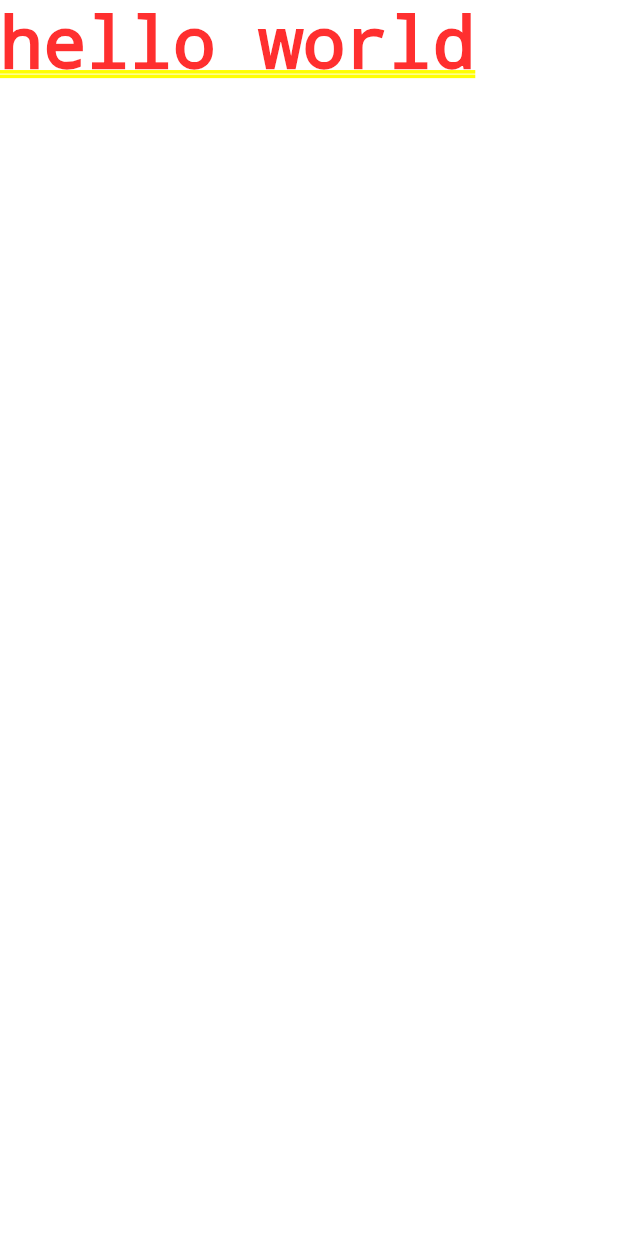
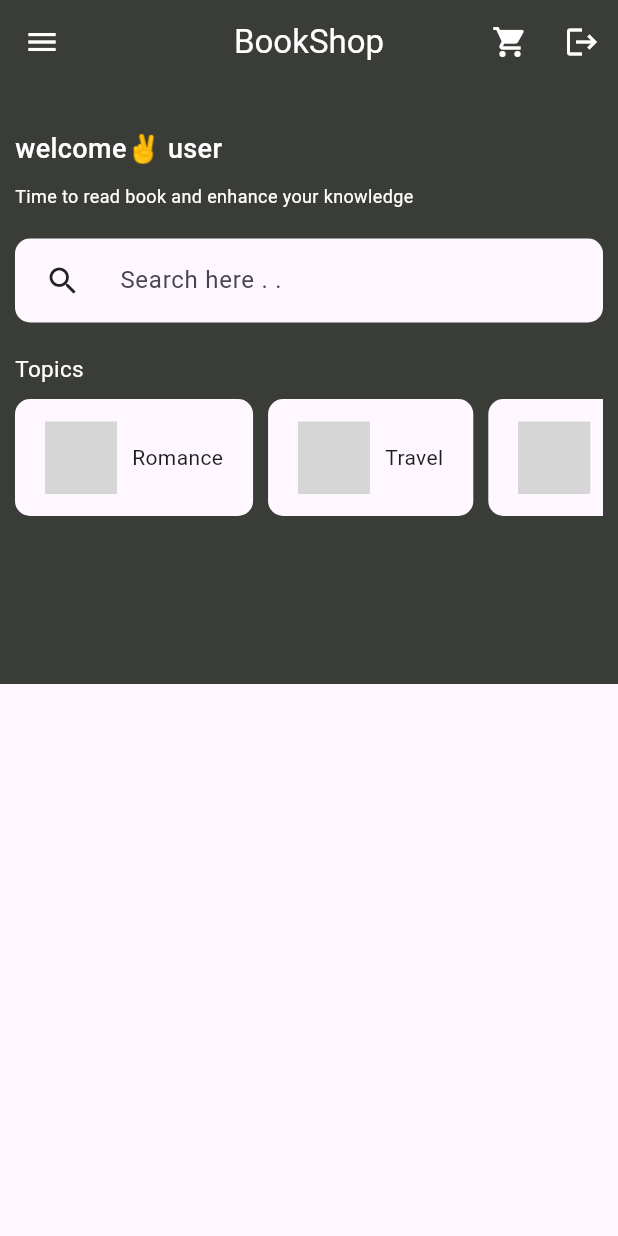
Before and after one commit to belfarz/bookstore, a Flutter app: the screen it shows after launch, on a phone screen of 412 x 824 dp. Run offline on Flutter 3.47's test engine with Material 3 defaults, Android fonts, the phone set to English and light mode, and no system bars; our stand-ins replace flutter_svg; Roboto replaces fonts that are missing (Poppins); grey boxes are pictures that could not be loaded.

Commit message:
started the homepage

```diff
--- /dev/null
+++ b/lib/components/catelog.dart
@@ -0,0 +1,32 @@
+import 'package:flutter/material.dart';
+import 'package:flutter_svg/svg.dart';
+
+class CategoryWidget extends StatelessWidget {
+  final String iconPath;
+  final String btnName;
+  const CategoryWidget(
+      {super.key, required this.iconPath, required this.btnName});
+
+  @override
+  Widget build(BuildContext context) {
+    return Padding(
+      padding: const EdgeInsets.only(right: 10),
+      child: InkWell(
+        onTap: () {},
+        child: Container(
+          padding: const EdgeInsets.symmetric(horizontal: 20, vertical: 15),
+          decoration: BoxDecoration(
+              borderRadius: BorderRadius.circular(10),
+              color: Theme.of(context).colorScheme.background),
+          child: Row(
+            children: [
+              SvgPicture.asset(iconPath),
+              const SizedBox(width: 10),
+              Text(btnName),
+            ],
+          ),
+        ),
+      ),
+    );
+  }
+}
--- a/lib/main.dart
+++ b/lib/main.dart
@@ -1,3 +1,4 @@
+import 'package:bookstore/pages/homepage.dart';
 import 'package:flutter/material.dart';
 
 void main() {
@@ -11,8 +12,8 @@ class MyApp extends StatelessWidget {
   @override
   Widget build(BuildContext context) {
     return MaterialApp(
-
-    home: Text("hello world"),
+       debugShowCheckedModeBanner: false,
+    home: HomePage(),
     );
   }
 }
--- /dev/null
+++ b/lib/model/data.dart
@@ -0,0 +1,18 @@
+var categoryData = [
+  {
+    "icon": "assets/Icons/heart.svg",
+    "lebel": "Romance",
+  },
+  {
+    "icon": "assets/Icons/plane.svg",
+    "lebel": "Travel",
+  },
+  {
+    "icon": "assets/Icons/world.svg",
+    "lebel": "Documentary",
+  },
+  {
+    "icon": "assets/Icons/heart.svg",
+    "lebel": "Love Story",
+  },
+];
--- /dev/null
+++ b/lib/pages/homepage.dart
@@ -0,0 +1,148 @@
+import 'package:bookstore/components/catelog.dart';
+import 'package:bookstore/themes/colors.dart';
+import 'package:flutter/material.dart';
+import 'package:bookstore/model/data.dart';
+
+
+class HomePage extends StatelessWidget {
+  const HomePage({super.key});
+
+
+  @override
+  Widget build(BuildContext context) {
+    return Scaffold(
+        // backgroundColor: Colors.grey[300],
+        appBar: AppBar(
+          backgroundColor: primaryColor,
+          foregroundColor: Colors.white,
+          elevation: 0,
+          leading: const Icon(
+            Icons.menu,
+          ),
+          title: const Text(
+            "BookShop",
+          ),
+          actions: [
+            IconButton(
+                onPressed: () {
+                  Navigator.pushNamed(context, "/cartPage");
+                },
+                icon: const Icon(Icons.shopping_cart)),
+            IconButton(onPressed: () {}, icon: const Icon(Icons.logout))
+          ],
+          centerTitle: true,
+        ),
+        body: SingleChildScrollView(
+          child: Column(
+            children: [
+              Container(
+                padding:
+                    const EdgeInsets.symmetric(vertical: 30, horizontal: 10),
+                height: 400,
+                color: primaryColor,
+                child: Column(
+                  children: [
+                    const Row(
+                      children: [
+                        Text(
+                          "welcome✌️",
+                          style: TextStyle(
+                              fontFamily: "Poppins",
+                              fontSize: 18,
+                              fontWeight: FontWeight.w500,
+                              color: Colors.white),
+                        ),
+                        Text(
+                          " user",
+                          style: TextStyle(
+                              fontFamily: "Poppins",
+                              fontSize: 18,
+                              fontWeight: FontWeight.w500,
+                              color: Colors.white),
+                        )
+                      ],
+                    ),
+                    const SizedBox(
+                      height: 10,
+                    ),
+                    const Row(
+                      children: [
+                        Flexible(
+                          child: Text(
+                            "Time to read book and enhance your knowledge",
+                            style: TextStyle(
+                                fontFamily: "Poppins",
+                                fontSize: 12,
+                                fontWeight: FontWeight.w400,
+                                color: Colors.white),
+                          ),
+                        ),
+                      ],
+                    ),
+                    const SizedBox(
+                      height: 20,
+                    ),
+                    Container(
+                      decoration: BoxDecoration(
+                        borderRadius: BorderRadius.circular(10),
+                        color: Theme.of(context).colorScheme.background,
+                      ),
+                      child: Row(
+                        children: [
+                          SizedBox(width: 20),
+                          InkWell(
+                            onTap: () {
+                              // bookController.getAllBooks();
+                            },
+                            child: Icon(Icons.search),
+                          ),
+                          SizedBox(width: 10),
+                          Expanded(
+                            child: TextFormField(
+                              decoration: const InputDecoration(
+                                hintText: "Search here . .",
+                                border: OutlineInputBorder(
+                                  borderSide: BorderSide.none,
+                                ),
+                              ),
+                            ),
+                          ),
+                        ],
+                      ),
+                    ),
+                    const SizedBox(
+                      height: 20,
+                    ),
+                    const Row(
+                      children: [
+                        Text(
+                          "Topics",
+                          style: TextStyle(
+                              fontFamily: "Poppins",
+                              fontSize: 15,
+                              fontWeight: FontWeight.w400,
+                              color: Colors.white),
+                        ),
+                      ],
+                    ),
+                    const SizedBox(height: 10,),
+                    SingleChildScrollView(
+                            scrollDirection: Axis.horizontal,
+                            child: Row(
+                              children: categoryData
+                                  .map(
+                                    (e) => CategoryWidget(
+                                        iconPath: e["icon"]!,
+                                        btnName: e["lebel"]!),
+                                  )
+                                  .toList(),
+                            ),
+                          )
+                  ],
+                ),
+              )
+            ],
+          ),
+        ));
+  }
+}
--- /dev/null
+++ b/lib/themes/colors.dart
@@ -0,0 +1,5 @@
+import 'package:flutter/material.dart';
+
+var primaryColor = const Color.fromARGB(255, 1338, 60, 55);
+
+var secondaryColor = const Color.fromARGB(212, 162, 180, 135);
--- a/pubspec.yaml
+++ b/pubspec.yaml
@@ -35,6 +35,7 @@ dependencies:
   # The following adds the Cupertino Icons font to your application.
   # Use with the CupertinoIcons class for iOS style icons.
   cupertino_icons: ^1.0.2
+  flutter_svg: ^2.0.7
   # firebase_core: ^2.24.2
   # firebase_auth: ^4.16.0
   # google_sign_in: ^6.2.1
@@ -65,8 +66,8 @@ flutter:
   uses-material-design: true
 
   # To add assets to your application, add an assets section, like this:
-  # assets:
-  #   - images/a_dot_burr.jpeg
+  assets:
+     - lib/assets/
   #   - images/a_dot_ham.jpeg
 
   # An image asset can refer to one or more resolution-specific "variants", see
```
Also changed, not shown: lib/assets/Icons/addImage.png (added), lib/assets/Icons/back.svg (added), lib/assets/Icons/book.svg (added), lib/assets/Icons/dashboard.svg (added), lib/assets/Icons/delete.png (added), lib/assets/Icons/google.png (added), lib/assets/Icons/heart.svg (added), lib/assets/Icons/photoupload.svg (added), lib/assets/Icons/plane.svg (added), lib/assets/Icons/playe.svg (added), lib/assets/Icons/search.svg (added), lib/assets/Icons/star.svg (added), lib/assets/Icons/upload.png (added), lib/assets/Icons/world.svg (added), 1 more files.
